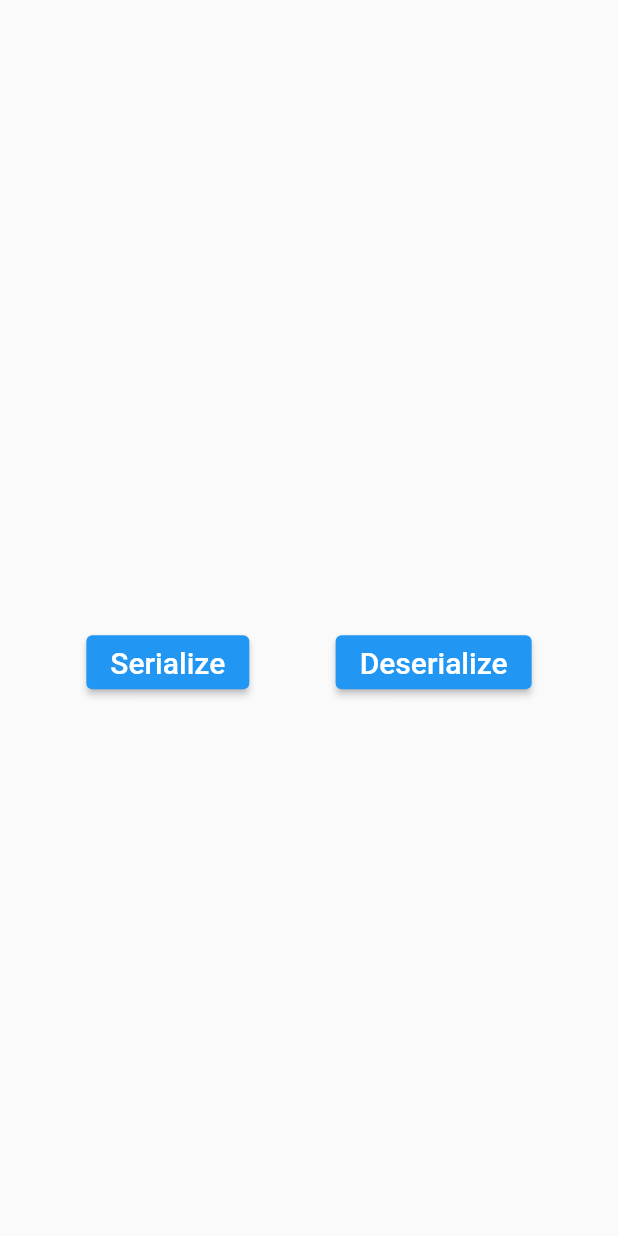
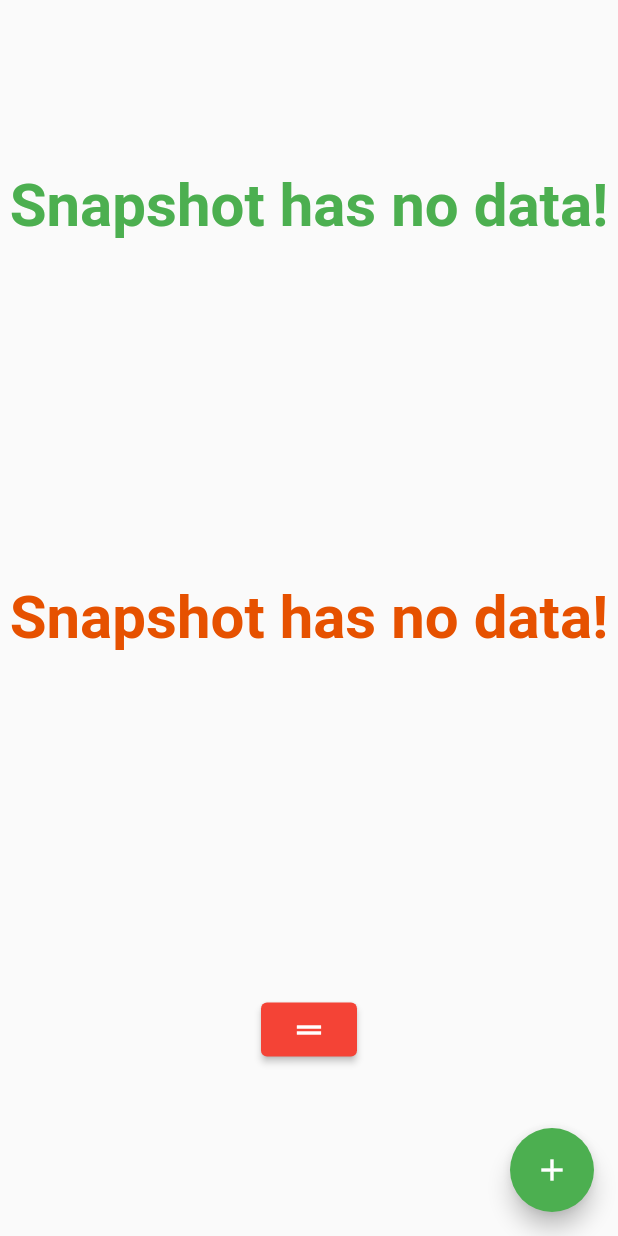
Before and after one commit to Somnath6Das/some_package, a Flutter app: the screen it shows after launch, on a phone screen of 412 x 824 dp. Run offline on Flutter 3.47's test engine with Material 2 defaults, Android fonts, the phone set to English and light mode, and no system bars; our stand-ins replace shared_preferences.

Commit message:
stream controller broadcast

```diff
--- /dev/null
+++ b/lib/Stream Controller n Broadcast/stream_broadcast_home.dart
@@ -0,0 +1,98 @@
+import 'dart:async';
+
+import 'package:flutter/material.dart';
+
+class StreamBroadcastHome extends StatefulWidget {
+  StreamBroadcastHome({Key? key}) : super(key: key);
+
+  @override
+  State<StreamBroadcastHome> createState() => _StreamBroadcastHomeState();
+}
+
+class _StreamBroadcastHomeState extends State<StreamBroadcastHome> {
+  int counter = 0;
+  StreamController<int> singleStream = StreamController<int>();
+  late Stream MultipleStream;
+
+  int counterOne = 0;
+  StreamController<int> StreamOne = StreamController<int>();
+  late Stream MultipleStreamOne;
+
+  @override
+  void initState() {
+    super.initState();
+    MultipleStream = singleStream.stream.asBroadcastStream();
+    MultipleStreamOne = StreamOne.stream.asBroadcastStream();
+  }
+
+  @override
+  Widget build(BuildContext context) {
+    return Scaffold(
+      body: SafeArea(
+          child: Center(
+        child: Column(
+          mainAxisAlignment: MainAxisAlignment.spaceAround,
+
+          children: [
+            StreamBuilder(
+                stream: MultipleStream,
+                builder: (context, snapshot) {
+                  if (snapshot.hasData) {
+                    return Text(
+                      snapshot.data.toString(),
+                      style: TextStyle(
+                          fontSize: 100,
+                          color: Colors.green,
+                          fontWeight: FontWeight.bold),
+                    );
+                  } else {
+                    return Text(
+                      "Snapshot has no data!",
+                      style: TextStyle(
+                          fontSize: 40,
+                          color: Colors.green,
+                          fontWeight: FontWeight.bold),
+                    );
+                  }
+                }),
+            StreamBuilder(
+                stream: MultipleStreamOne,
+                builder: (context, snapshot) {
+                  if (snapshot.hasData) {
+                    return Text(
+                      snapshot.data.toString(),
+                      style: TextStyle(
+                          fontSize: 100,
+                          color: Colors.red,
+                          fontWeight: FontWeight.bold),
+                    );
+                  } else {
+                    return Text(
+                      "Snapshot has no data!",
+                      style: TextStyle(
+                          fontSize: 40,
+                          color: Colors.orange.shade900,
+                          fontWeight: FontWeight.bold),
+                    );
+                  }
+                }),
+            ElevatedButton(
+                onPressed: () {
+                  counter--;
+                  StreamOne.sink.add(counter);
+                },style: ElevatedButton.styleFrom(primary: Colors.red),
+                child: const Icon(Icons.drag_handle))
+          ],
+        ),
+      )),
+      floatingActionButton: FloatingActionButton(backgroundColor: Colors.green,
+        onPressed: () {
+          counter++;
+
+          singleStream.sink.add(counter);
+        },
+        child: Icon(Icons.add),
+      ),
+    );
+  }
+}
--- a/lib/main.dart
+++ b/lib/main.dart
@@ -1,9 +1,11 @@
 import 'package:flutter/material.dart';
 import 'package:provider/provider.dart';
+import 'package:some_packages/Stream%20Controller%20n%20Broadcast/stream_broadcast_home.dart';
 import 'package:some_packages/http.dart';
 import 'package:some_packages/json%20serial-deserial/app_state.dart';
 import 'package:some_packages/json%20serial-deserial/home_json.dart';
 import 'package:some_packages/shared_preferences.dart';
+import 'package:some_packages/Stream%20Controller%20n%20Broadcast/stream_contro_home.dart';
 
 void main() {
   runApp(const MyApp());
@@ -23,8 +25,10 @@ class MyApp extends StatelessWidget {
           primarySwatch: Colors.blue,
         ),
         // home: SharedPrefsHome(),
-      //  home:HttpHome()
-       home: HomeJson(),
+        //  home:HttpHome()
+       // home: HomeJson(),
+        //home: StreamControHome(),
+        home: StreamBroadcastHome(),
       ),
     );
   }
```
Also changed, not shown: lib/Stream Controller n Broadcast/stream_contro_home.dart (added, +52 -0 lines).
